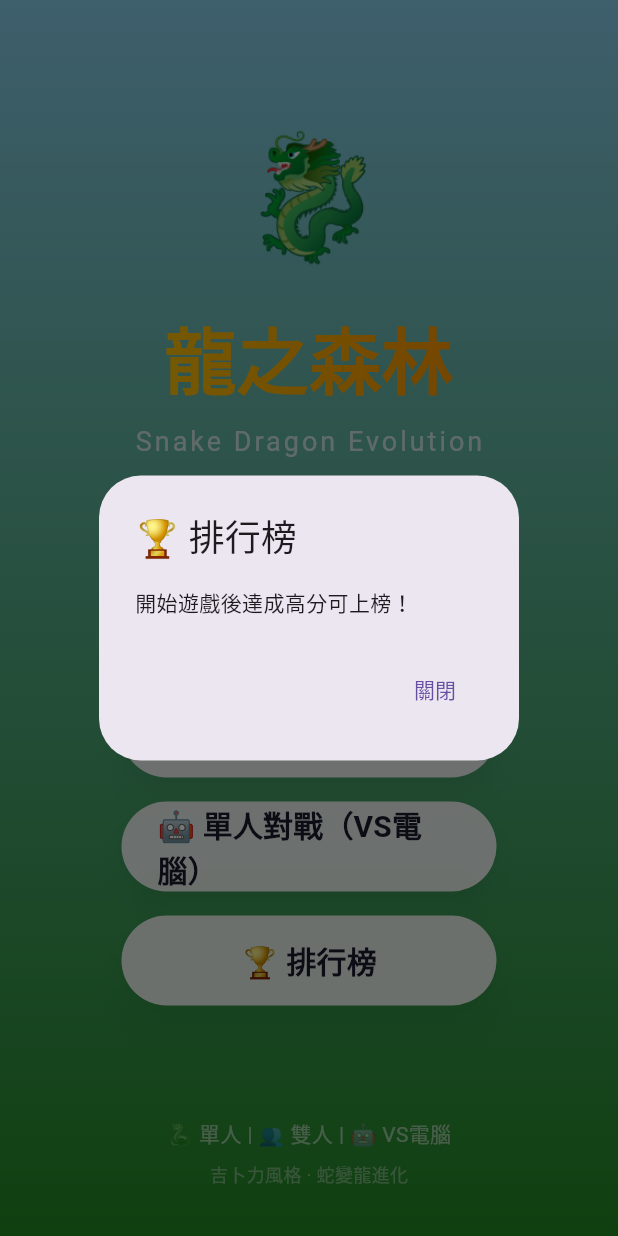
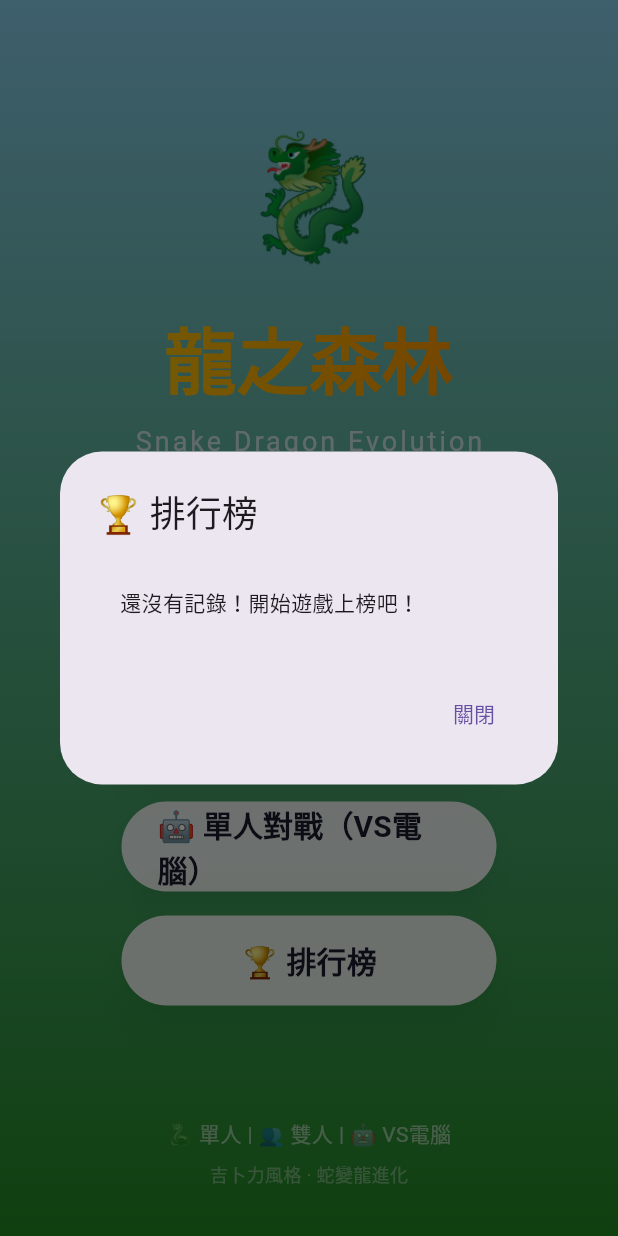
Before and after one commit to yangpeng9572-commits/snake-dragon-game, a Flutter app: the screen it shows after launch, after a tap on "🏆 排行榜", on a phone screen of 412 x 824 dp. Run offline on Flutter 3.47's test engine with Material 3 defaults, Android fonts, the phone set to English and light mode, and no system bars; our stand-ins replace audioplayers, shared_preferences.

Commit message:
Fix: 雙人模式卡住 + 排行榜顯示真實資料
1. 雙人模式：修復初始化順序錯誤（late var 在建構式引用彼此）
2. 雙人模式：_gameLoop() 加上 updateEvolution() 防止進化動畫鎖住
3. 主選單排行榜：改用 ListView.builder 顯示真實資料，不再只顯示靜態文字
4. HomeScreen 改成 StatefulWidget 以支援非同步載入排行榜

```diff
--- a/lib/main.dart
+++ b/lib/main.dart
@@ -3,6 +3,7 @@ import 'snake_game.dart';
 import 'two_player_battle.dart';
 import 'single_player_npc.dart';
 import 'constants.dart';
+import 'leaderboard_service.dart';
 
 void main() {
   runApp(const SnakeApp());
@@ -25,8 +26,21 @@ class SnakeApp extends StatelessWidget {
   }
 }
 
-class HomeScreen extends StatelessWidget {
+class HomeScreen extends StatefulWidget {
   const HomeScreen({super.key});
+
+  @override
+  State<HomeScreen> createState() => _HomeScreenState();
+}
+
+class _HomeScreenState extends State<HomeScreen> {
+  final LeaderboardService _leaderboardService = LeaderboardService();
+
+  @override
+  void initState() {
+    super.initState();
+    _leaderboardService.load();
+  }
 
   @override
   Widget build(BuildContext context) {
@@ -162,12 +176,38 @@ class HomeScreen extends StatelessWidget {
     );
   }
 
-  void _showLeaderboard(BuildContext context) {
+  void _showLeaderboard(BuildContext context) async {
+    // Reload to get latest data
+    await _leaderboardService.load();
+    if (!context.mounted) return;
     showDialog(
       context: context,
       builder: (context) => AlertDialog(
         title: const Text('🏆 排行榜'),
-        content: const Text('開始遊戲後達成高分可上榜！'),
+        content: SizedBox(
+          width: double.maxFinite,
+          child: _leaderboardService.entries.isEmpty
+              ? const Padding(
+                  padding: EdgeInsets.all(16),
+                  child: Text('還沒有記錄！開始遊戲上榜吧！'),
+                )
+              : ListView.builder(
+                  shrinkWrap: true,
+                  itemCount: _leaderboardService.entries.length,
+                  itemBuilder: (context, index) {
+                    final entry = _leaderboardService.entries[index];
+                    return ListTile(
+                      leading: _getMedalIcon(index),
+                      title: Text(entry.name),
+                      subtitle: Text('Level ${entry.maxLevel}'),
+                      trailing: Text(
+                        '${entry.score}',
+                        style: const TextStyle(fontWeight: FontWeight.bold, fontSize: 18),
+                      ),
+                    );
+                  },
+                ),
+        ),
         actions: [
           TextButton(
             onPressed: () => Navigator.pop(context),
@@ -177,4 +217,21 @@ class HomeScreen extends StatelessWidget {
       ),
     );
   }
+
+  Widget _getMedalIcon(int index) {
+    switch (index) {
+      case 0:
+        return const Text('🥇', style: TextStyle(fontSize: 24));
+      case 1:
+        return const Text('🥈', style: TextStyle(fontSize: 24));
+      case 2:
+        return const Text('🥉', style: TextStyle(fontSize: 24));
+      default:
+        return CircleAvatar(
+          radius: 14,
+          backgroundColor: Colors.grey[300],
+          child: Text('${index + 1}'),
+        );
+    }
+  }
 }
```
Also changed, not shown: lib/two_player_battle.dart (+9 -5 lines).
